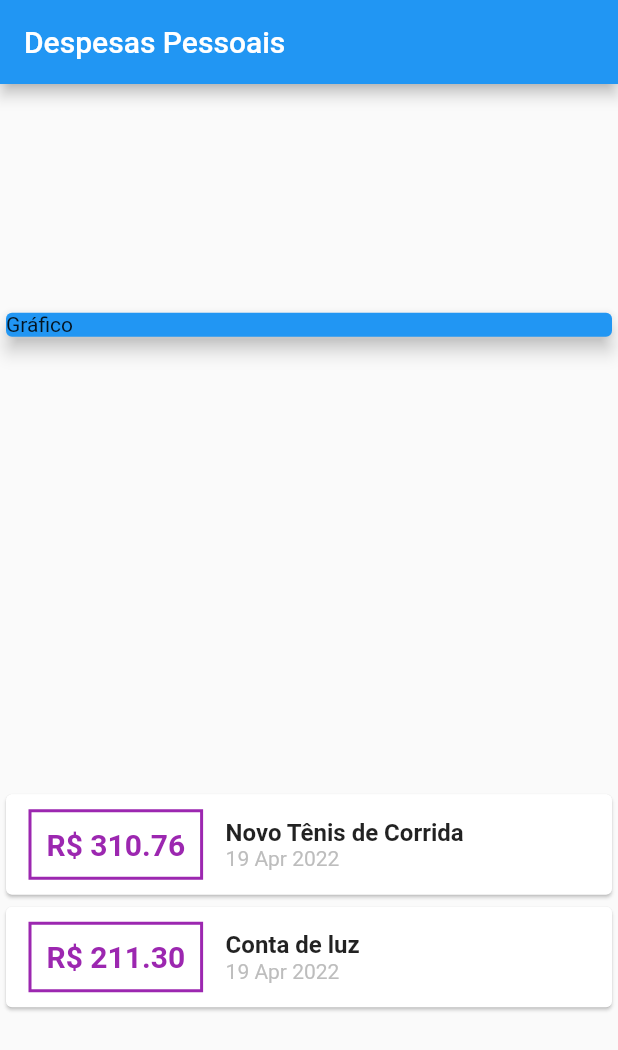
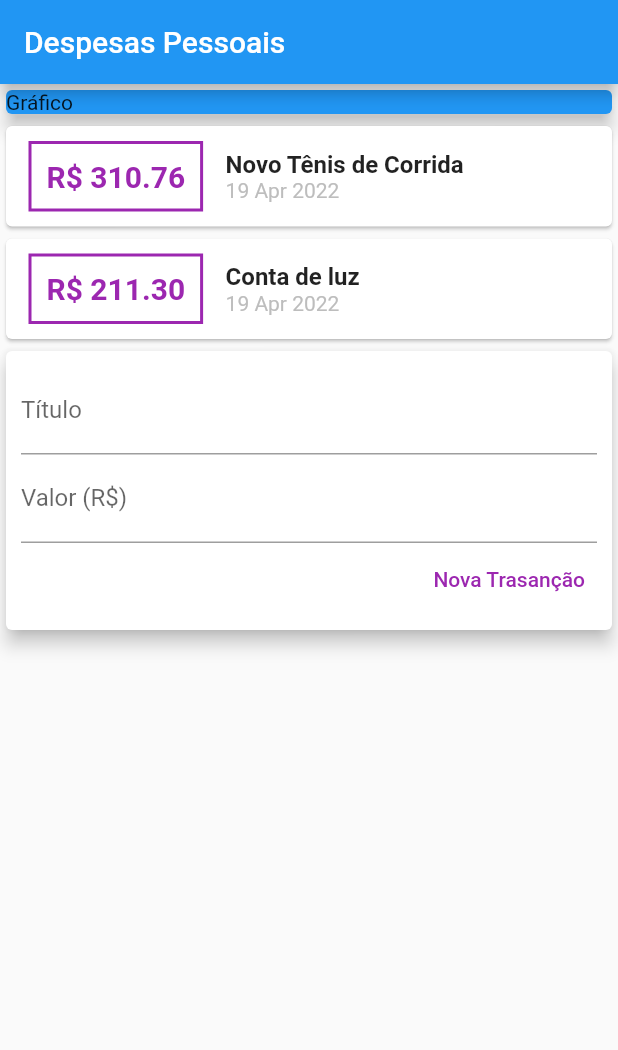
Before and after one commit to Deeved/flutter_expenses, a Flutter app: the screen it shows after launch, on a phone screen of 412 x 824 dp. Shown: the top 1050 px of the screen. Run offline on Flutter 3.47's test engine with Material 2 defaults, Android fonts, the phone set to English and light mode, and no system bars.

Commit message:
Usando TextButton

```diff
--- a/lib/main.dart
+++ b/lib/main.dart
@@ -38,7 +38,6 @@ class MyHomePage extends StatelessWidget {
         title: const Text('Despesas Pessoais'),
       ),
       body: Column(
-          mainAxisAlignment: MainAxisAlignment.spaceAround,
         crossAxisAlignment: CrossAxisAlignment.stretch,
         children: <Widget>[
           Container(
@@ -54,16 +53,13 @@ class MyHomePage extends StatelessWidget {
                 child: Row(
                   children: <Widget>[
                     Container(
-                        margin: EdgeInsets.symmetric(
-                          horizontal: 15,
-                          vertical: 10
-                        ),
+                      margin:
+                          EdgeInsets.symmetric(horizontal: 15, vertical: 10),
                       decoration: BoxDecoration(
                           border: Border.all(
                         color: Colors.purple,
                         width: 2,
-                          )
-                        ),
+                      )),
                       padding: EdgeInsets.all(10),
                       child: Text(
                         'R\$ ${tr.value.toStringAsFixed(2)}',
@@ -86,9 +82,7 @@ class MyHomePage extends StatelessWidget {
                         ),
                         Text(
                           DateFormat('d MMM y').format(tr.date),
-                            style: TextStyle(
-                              color: Colors.grey[400]
-                            ),
+                          style: TextStyle(color: Colors.grey[400]),
                         ),
                       ],
                     )
@@ -96,8 +90,41 @@ class MyHomePage extends StatelessWidget {
                 ),
               );
             }).toList(),
+          ),
+          Card(
+            elevation: 5,
+            child: Padding(
+              padding: const EdgeInsets.all(10),
+              child: Column(
+                children: <Widget>[
+                  TextField(
+                    decoration: InputDecoration(
+                      label: Text('Título'),
+                    ),
+                  ),
+                  TextField(
+                    decoration: InputDecoration(
+                      label: Text('Valor (R\$)'),
+                    ),
+                  ),
+                  Row(
+                    mainAxisAlignment: MainAxisAlignment.end,
+                    children: [
+                      TextButton(
+                        child: Text(
+                          'Nova Trasanção',
+                          style: TextStyle(color: Colors.purple),
+                        ),
+                        onPressed: () {},
+                      ),
+                    ],
                   )
                 ],
-        ));
+              ),
+            ),
+          )
+        ],
+      ),
+    );
   }
 }
--- a/pubspec.yaml
+++ b/pubspec.yaml
@@ -3,7 +3,7 @@ description: A new Flutter project.
 
 # The following line prevents the package from being accidentally published to
 # pub.dev using `flutter pub publish`. This is preferred for private packages.
-publish_to: 'none' # Remove this line if you wish to publish to pub.dev
+publish_to: "none" # Remove this line if you wish to publish to pub.dev
 
 # The following defines the version and build number for your application.
 # A version number is three numbers separated by dots, like 1.2.43
@@ -18,7 +18,7 @@ publish_to: 'none' # Remove this line if you wish to publish to pub.dev
 version: 1.0.0+1
 
 environment:
-  sdk: ">=2.16.2 <3.0.0"
+  sdk: ">=2.16.1 <3.0.0"
 
 # Dependencies specify other packages that your package needs in order to work.
 # To automatically upgrade your package dependencies to the latest versions
@@ -30,7 +30,6 @@ dependencies:
   flutter:
     sdk: flutter
   intl: ^0.17.0
-
 
   # The following adds the Cupertino Icons font to your application.
   # Use with the CupertinoIcons class for iOS style icons.
@@ -52,7 +51,6 @@ dev_dependencies:
 
 # The following section is specific to Flutter.
 flutter:
-
   # The following line ensures that the Material Icons font is
   # included with your application, so that you can use the icons in
   # the material Icons class.
```
Also changed, not shown: pubspec.lock. Lines whose indentation alone changed are shown as unchanged.
